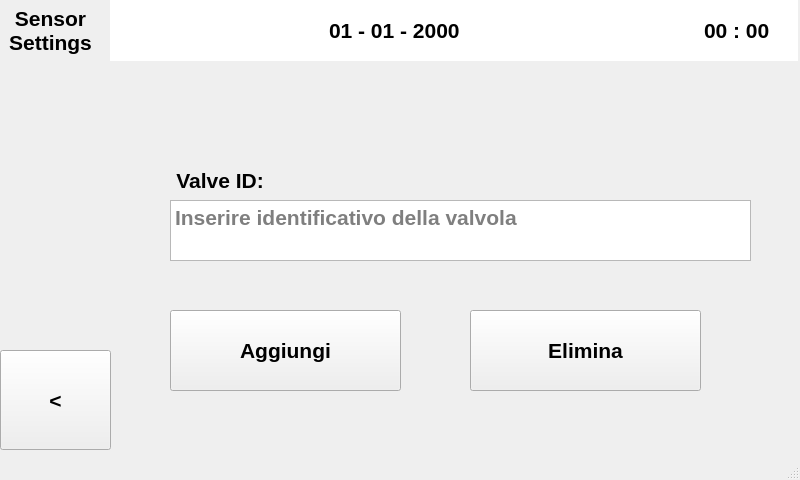
Mrcuve0/Raspberry-Thermostat, file Raspberry/GUI/programSettingsWindow.ui: the form before one commit.
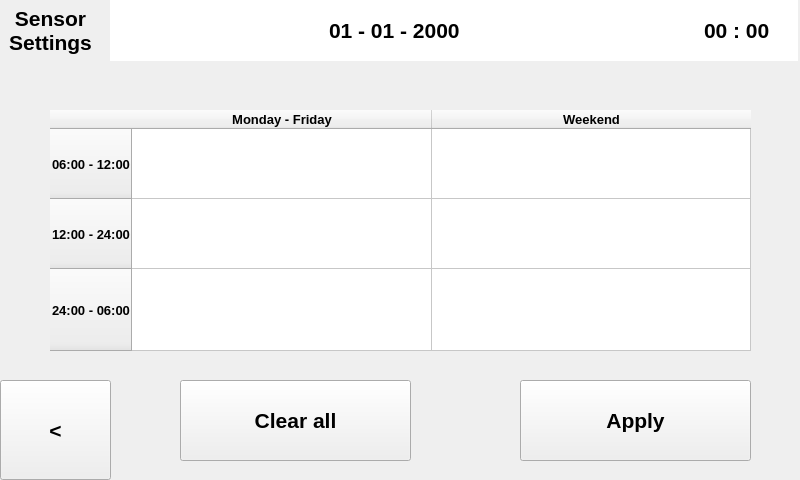
The form after the commit.

Commit message: Add initial program window

What changed in the file:
```diff
--- a/Raspberry/GUI/programSettingsWindow.ui
+++ b/Raspberry/GUI/programSettingsWindow.ui
@@ -98,7 +98,7 @@
     <property name="geometry">
      <rect>
       <x>0</x>
-      <y>350</y>
+      <y>380</y>
       <width>111</width>
       <height>100</height>
      </rect>
@@ -114,35 +114,6 @@
      <string>&lt;</string>
     </property>
    </widget>
-   <widget class="QPlainTextEdit" name="PT_sensor">
-    <property name="geometry">
-     <rect>
-      <x>170</x>
-      <y>200</y>
-      <width>581</width>
-      <height>61</height>
-     </rect>
-    </property>
-    <property name="font">
-     <font>
-      <pointsize>16</pointsize>
-      <weight>75</weight>
-      <bold>true</bold>
-     </font>
-    </property>
-    <property name="verticalScrollBarPolicy">
-     <enum>Qt::ScrollBarAlwaysOff</enum>
-    </property>
-    <property name="sizeAdjustPolicy">
-     <enum>QAbstractScrollArea::AdjustIgnored</enum>
-    </property>
-    <property name="overwriteMode">
-     <bool>true</bool>
-    </property>
-    <property name="placeholderText">
-     <string>Inserire identificativo della valvola</string>
-    </property>
-   </widget>
    <widget class="QLabel" name="label_ValveSettings">
     <property name="geometry">
      <rect>
@@ -167,34 +138,11 @@
      <set>Qt::AlignCenter</set>
     </property>
    </widget>
-   <widget class="QLabel" name="label_ValveID">
+   <widget class="QPushButton" name="PB_apply">
     <property name="geometry">
      <rect>
-      <x>150</x>
-      <y>150</y>
-      <width>140</width>
-      <height>61</height>
-     </rect>
-    </property>
-    <property name="font">
-     <font>
-      <pointsize>16</pointsize>
-      <weight>75</weight>
-      <bold>true</bold>
-     </font>
-    </property>
-    <property name="text">
-     <string>Valve ID:</string>
-    </property>
-    <property name="alignment">
-     <set>Qt::AlignCenter</set>
-    </property>
-   </widget>
-   <widget class="QPushButton" name="PB_connectValve">
-    <property name="geometry">
-     <rect>
-      <x>170</x>
-      <y>310</y>
+      <x>520</x>
+      <y>380</y>
       <width>231</width>
       <height>81</height>
      </rect>
@@ -207,14 +155,14 @@
      </font>
     </property>
     <property name="text">
-     <string>Aggiungi</string>
+     <string>Apply</string>
     </property>
    </widget>
    <widget class="QLabel" name="label_ValveName">
     <property name="geometry">
      <rect>
       <x>210</x>
-      <y>90</y>
+      <y>50</y>
       <width>361</width>
       <height>61</height>
      </rect>
@@ -236,8 +184,8 @@
    <widget class="QPushButton" name="PB_deleteValve">
     <property name="geometry">
      <rect>
-      <x>470</x>
-      <y>310</y>
+      <x>180</x>
+      <y>380</y>
       <width>231</width>
       <height>81</height>
      </rect>
@@ -250,11 +198,88 @@
      </font>
     </property>
     <property name="text">
-     <string>Elimina</string>
+     <string>Clear all</string>
     </property>
    </widget>
+   <widget class="QTableWidget" name="tableWidget">
+    <property name="geometry">
+     <rect>
+      <x>50</x>
+      <y>110</y>
+      <width>701</width>
+      <height>241</height>
+     </rect>
+    </property>
+    <property name="font">
+     <font>
+      <pointsize>10</pointsize>
+      <weight>75</weight>
+      <bold>true</bold>
+     </font>
+    </property>
+    <property name="frameShape">
+     <enum>QFrame::NoFrame</enum>
+    </property>
+    <property name="frameShadow">
+     <enum>QFrame::Plain</enum>
+    </property>
+    <property name="lineWidth">
+     <number>1</number>
+    </property>
+    <property name="gridStyle">
+     <enum>Qt::SolidLine</enum>
+    </property>
+    <property name="cornerButtonEnabled">
+     <bool>false</bool>
+    </property>
+    <property name="rowCount">
+     <number>3</number>
+    </property>
+    <property name="columnCount">
+     <number>2</number>
+    </property>
+    <attribute name="horizontalHeaderDefaultSectionSize">
+     <number>300</number>
+    </attribute>
+    <attribute name="horizontalHeaderShowSortIndicator" stdset="0">
+     <bool>false</bool>
+    </attribute>
+    <attribute name="horizontalHeaderStretchLastSection">
+     <bool>true</bool>
+    </attribute>
+    <attribute name="verticalHeaderDefaultSectionSize">
+     <number>70</number>
+    </attribute>
+    <attribute name="verticalHeaderStretchLastSection">
+     <bool>true</bool>
+    </attribute>
+    <row>
+     <property name="text">
+      <string>06:00 - 12:00</string>
+     </property>
+    </row>
+    <row>
+     <property name="text">
+      <string>12:00 - 24:00</string>
+     </property>
+    </row>
+    <row>
+     <property name="text">
+      <string>24:00 - 06:00</string>
+     </property>
+    </row>
+    <column>
+     <property name="text">
+      <string>Monday - Friday</string>
+     </property>
+    </column>
+    <column>
+     <property name="text">
+      <string>Weekend</string>
+     </property>
+    </column>
+   </widget>
   </widget>
-  <widget class="QStatusBar" name="statusbar"/>
  </widget>
  <resources/>
  <connections/>
```
Left out of the diff: 6 changed lines with no effect on the pictures. The commit also changes 1 other file.
